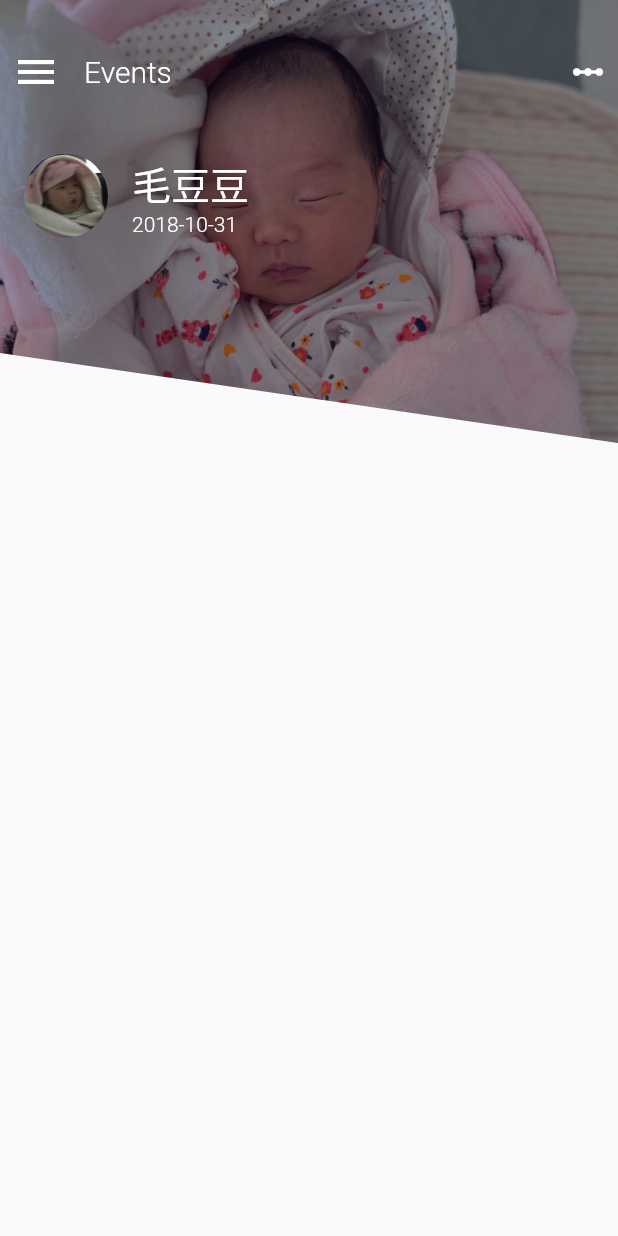
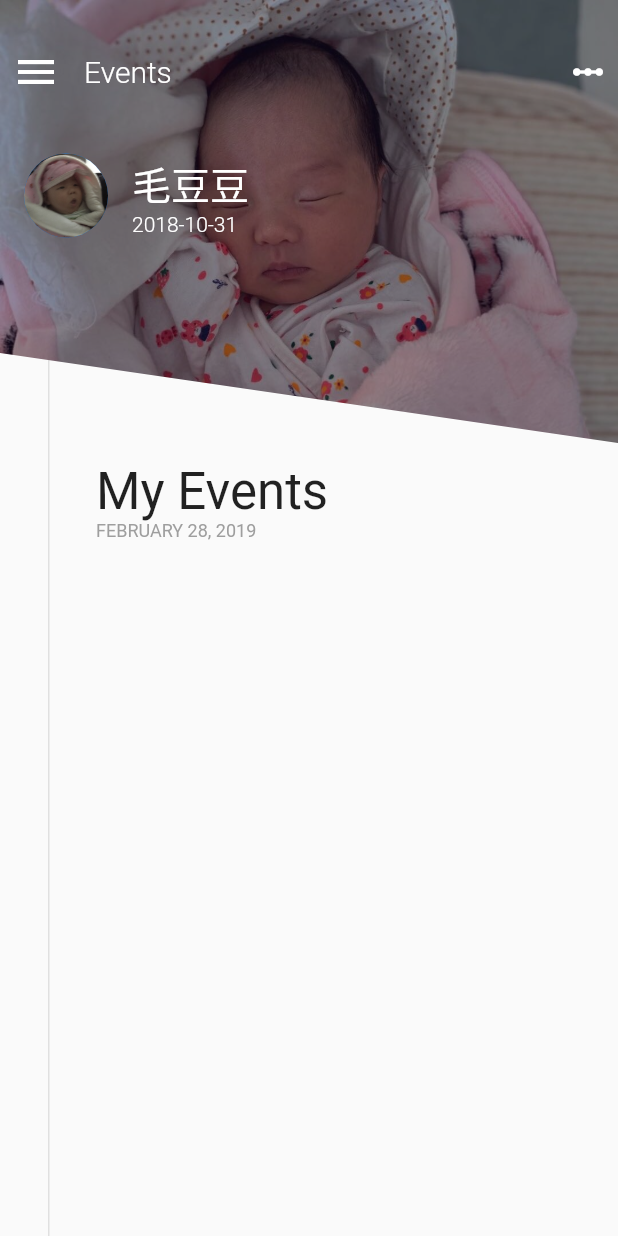
Before and after one commit to huajianmao/babytracker, a Flutter app: the screen it shows after launch, on a phone screen of 412 x 824 dp. Run offline on Flutter 3.47's test engine with Material 2 defaults, Android fonts, the phone set to English and light mode, and no system bars.

Commit message:
Add timeline and events list header

```diff
--- a/flutter/lib/main.dart
+++ b/flutter/lib/main.dart
@@ -29,9 +29,11 @@ class _MainPageState extends State<MainPage> {
     return new Scaffold(
       body: new Stack(
         children: <Widget>[
+          _buildTimeline(),
           _buildIamge(),
           _buildTopHeader(),
           _buildProfileRow(),
+          _buildHeaderBottom(),
         ],
       ),
     );
@@ -110,4 +112,53 @@ class _MainPageState extends State<MainPage> {
       ),
     );
   }
+
+  Widget _buildHeaderBottom() {
+    return new Padding(
+      padding: new EdgeInsets.only(top: _imageHeight * 1.2),
+      child: new Column(
+        crossAxisAlignment: CrossAxisAlignment.start,
+        children: <Widget>[
+          _buildEventsHeader(),
+          _buildEventsList(),
+        ],
+      ),
+    );
+  }
+
+//TODO
+  Widget _buildEventsList() {
+    return new Container();
+  }
+
+  Widget _buildEventsHeader() {
+    return new Padding(
+      padding: new EdgeInsets.only(left: 64.0),
+      child: new Column(
+        crossAxisAlignment: CrossAxisAlignment.start,
+        children: <Widget>[
+          new Text(
+            'My Events',
+            style: new TextStyle(fontSize: 34.0),
+          ),
+          new Text(
+            'FEBRUARY 28, 2019',
+            style: new TextStyle(color: Colors.grey, fontSize: 12.0),
+          ),
+        ],
+      ),
+    );
+  }
+
+  Widget _buildTimeline() {
+    return new Positioned(
+      top: 0.0,
+      bottom: 0.0,
+      left: 32.0,
+      child: new Container(
+        width: 1.0,
+        color: Colors.grey[300],
+      ),
+    );
+  }
 }
```
